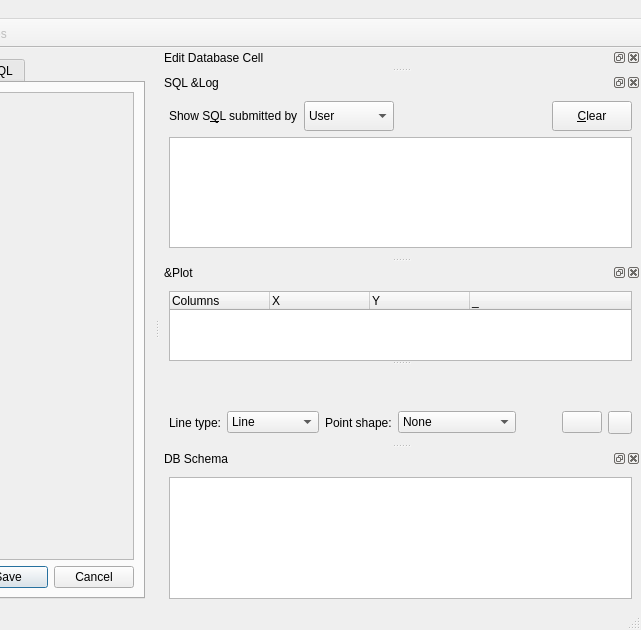
The window that src/MainWindow.ui (sqlitebrowser/sqlitebrowser) describes before a commit, drawn with Qt 5; both pictures show x 396 to 1037 and y 0 to 630 of the 1037 by 630 pixel window.
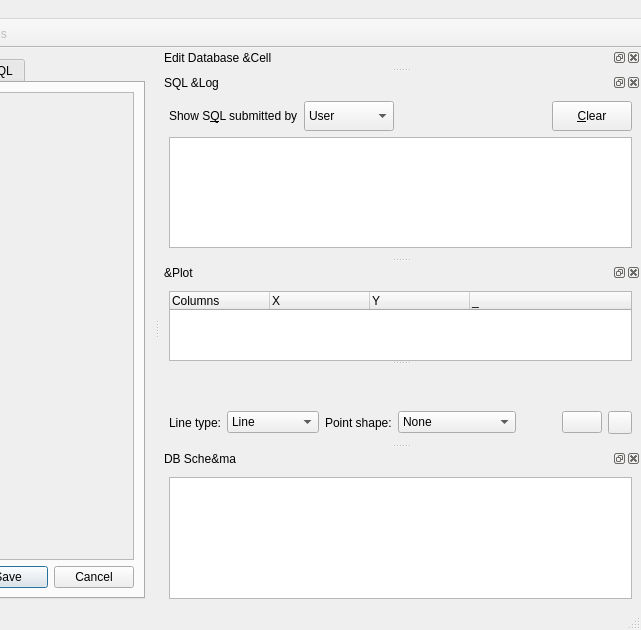
The same window after the commit. The open tabs and pages were chosen to show the change. Icons and pictures are not drawn. Custom widgets are drawn as their Qt base class.

```diff
--- a/src/MainWindow.ui
+++ b/src/MainWindow.ui
@@ -919,7 +919,7 @@
   </widget>
   <widget class="QDockWidget" name="dockEdit">
    <property name="windowTitle">
-    <string>Edit Database Cell</string>
+    <string>Edit Database &amp;Cell</string>
    </property>
    <attribute name="dockWidgetArea">
     <number>2</number>
@@ -1306,7 +1306,7 @@
   </widget>
   <widget class="QDockWidget" name="dockSchema">
    <property name="windowTitle">
-    <string>DB Schema</string>
+    <string>DB Sche&amp;ma</string>
    </property>
    <attribute name="dockWidgetArea">
     <number>2</number>
```
Left out of the diff: 39 changed lines with no effect on the pictures.
